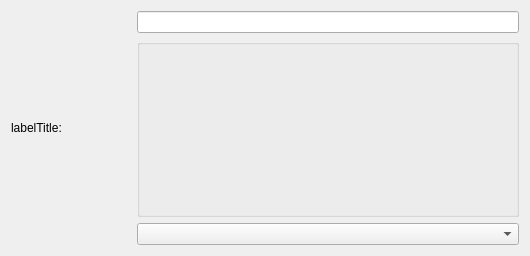
This is kde/firewall-manager/manager/ui/settingsitem.ui in pars-linux/uludag as Qt 5 draws it before an edit. The edited form follows.
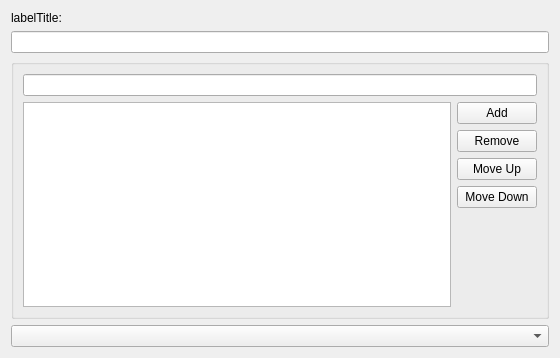
This is the edited form. Custom widgets are drawn as their Qt base class.

Patch:
```diff
--- a/kde/firewall-manager/manager/ui/settingsitem.ui
+++ b/kde/firewall-manager/manager/ui/settingsitem.ui
@@ -6,14 +6,16 @@
    <rect>
     <x>0</x>
     <y>0</y>
-    <width>530</width>
-    <height>256</height>
+    <width>560</width>
+    <height>358</height>
    </rect>
   </property>
   <property name="windowTitle">
    <string notr="true">SettingsItemWidget</string>
   </property>
-  <layout class="QHBoxLayout" name="horizontalLayout">
+  <layout class="QGridLayout" name="gridLayout_2">
+   <item row="0" column="1">
+    <layout class="QVBoxLayout" name="verticalLayout01">
    <item>
     <widget class="QLabel" name="labelTitle">
      <property name="minimumSize">
@@ -25,18 +27,76 @@
      <property name="text">
       <string notr="true">labelTitle:</string>
      </property>
+       <property name="alignment">
+        <set>Qt::AlignLeading|Qt::AlignLeft|Qt::AlignTop</set>
+       </property>
      <property name="wordWrap">
       <bool>true</bool>
      </property>
     </widget>
    </item>
    <item>
-    <layout class="QVBoxLayout" name="verticalLayout">
-     <item>
       <widget class="QLineEdit" name="lineItem"/>
      </item>
      <item>
-      <widget class="KEditListBox" name="listItems"/>
+      <widget class="QGroupBox" name="listItems">
+       <property name="title">
+        <string/>
+       </property>
+       <layout class="QGridLayout" name="gridLayout">
+        <item row="0" column="0" colspan="2">
+         <widget class="QLineEdit" name="lineEdit"/>
+        </item>
+        <item row="1" column="0">
+         <widget class="QListWidget" name="listWidget"/>
+        </item>
+        <item row="1" column="1">
+         <layout class="QVBoxLayout" name="verticalLayout_02">
+          <item>
+           <widget class="QPushButton" name="pushAdd">
+            <property name="text">
+             <string>Add</string>
+            </property>
+           </widget>
+          </item>
+          <item>
+           <widget class="QPushButton" name="pushDelete">
+            <property name="text">
+             <string>Remove</string>
+            </property>
+           </widget>
+          </item>
+          <item>
+           <widget class="QPushButton" name="pushUp">
+            <property name="text">
+             <string>Move Up</string>
+            </property>
+           </widget>
+          </item>
+          <item>
+           <widget class="QPushButton" name="pushDown">
+            <property name="text">
+             <string>Move Down</string>
+            </property>
+           </widget>
+          </item>
+          <item>
+           <spacer name="verticalSpacer">
+            <property name="orientation">
+             <enum>Qt::Vertical</enum>
+            </property>
+            <property name="sizeHint" stdset="0">
+             <size>
+              <width>20</width>
+              <height>40</height>
+             </size>
+            </property>
+           </spacer>
+          </item>
+         </layout>
+        </item>
+       </layout>
+      </widget>
      </item>
      <item>
       <widget class="QComboBox" name="comboItems"/>
@@ -45,13 +105,6 @@
    </item>
   </layout>
  </widget>
- <customwidgets>
-  <customwidget>
-   <class>KEditListBox</class>
-   <extends>QGroupBox</extends>
-   <header>keditlistbox.h</header>
-  </customwidget>
- </customwidgets>
  <resources/>
  <connections/>
 </ui>
```
Lines whose indentation alone changed are shown as unchanged.
